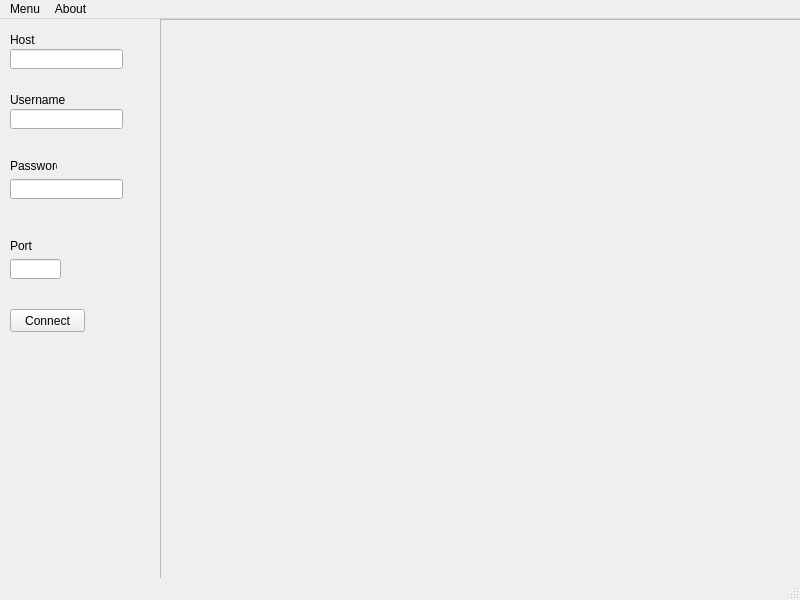
Old version of the form GUI/FTPClient/FtpClient.ui in the repository mhdfadlyhasan/FP-Progjar-Kelompok-3.
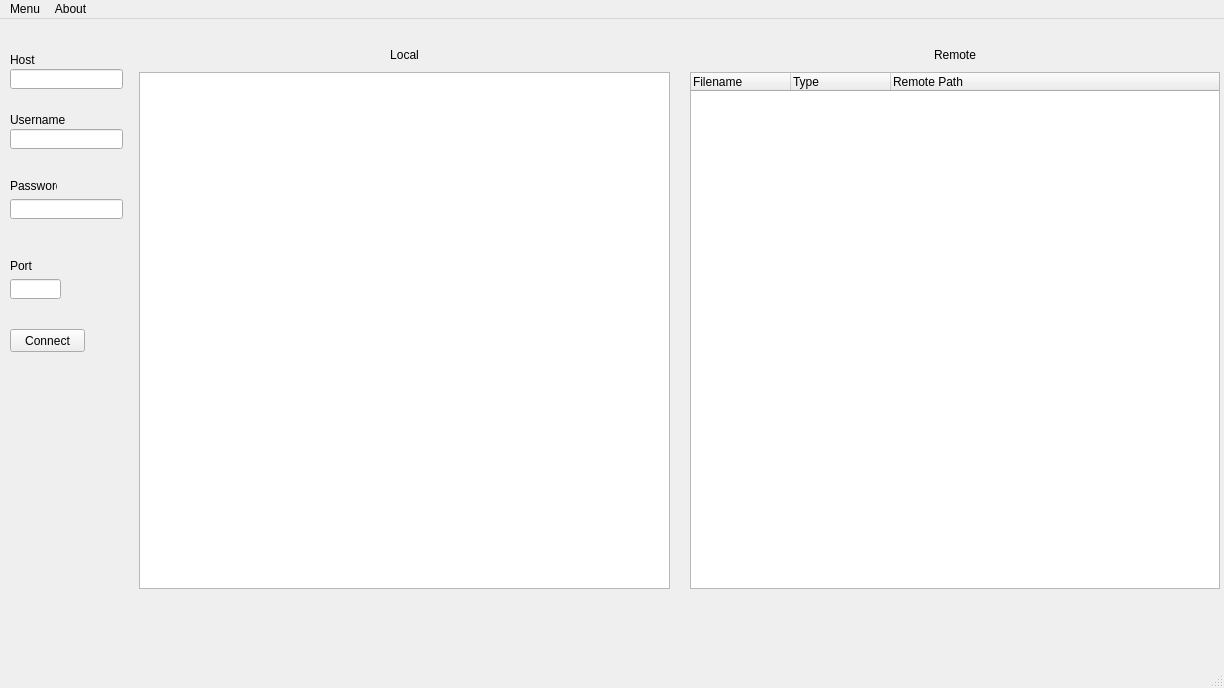
New version of the form.

Commit message: Remote Listing Hierarchy Done Untuk commit history lebih lengkap https://github.com/pradiptlx/starter-FTPClient/commit/74b4793067908bb4c81e002b90b849e022582df0

```diff
--- a/GUI/FTPClient/FtpClient.ui
+++ b/GUI/FTPClient/FtpClient.ui
@@ -2,12 +2,15 @@
 <ui version="4.0">
  <class>FTPClient</class>
  <widget class="QMainWindow" name="FTPClient">
+  <property name="enabled">
+   <bool>true</bool>
+  </property>
   <property name="geometry">
    <rect>
     <x>0</x>
     <y>0</y>
-    <width>800</width>
-    <height>600</height>
+    <width>1224</width>
+    <height>688</height>
    </rect>
   </property>
   <property name="sizePolicy">
@@ -20,40 +23,17 @@
    <string>FTPClient</string>
   </property>
   <widget class="QWidget" name="centralwidget">
-   <widget class="QWidget" name="gridLayoutWidget">
-    <property name="geometry">
-     <rect>
-      <x>160</x>
-      <y>0</y>
-      <width>651</width>
-      <height>571</height>
-     </rect>
-    </property>
-    <layout class="QGridLayout" name="gridLayout">
-     <item row="0" column="0">
-      <widget class="QScrollArea" name="scrollArea">
-       <property name="widgetResizable">
-        <bool>true</bool>
-       </property>
-       <widget class="QWidget" name="scrollAreaWidgetContents">
-        <property name="geometry">
-         <rect>
-          <x>0</x>
-          <y>0</y>
-          <width>647</width>
-          <height>567</height>
-         </rect>
-        </property>
-       </widget>
-      </widget>
-     </item>
-    </layout>
-   </widget>
+   <property name="sizePolicy">
+    <sizepolicy hsizetype="Expanding" vsizetype="Expanding">
+     <horstretch>0</horstretch>
+     <verstretch>0</verstretch>
+    </sizepolicy>
+   </property>
    <widget class="QLineEdit" name="usernameInput">
     <property name="geometry">
      <rect>
       <x>10</x>
-      <y>90</y>
+      <y>110</y>
       <width>113</width>
       <height>20</height>
      </rect>
@@ -63,7 +43,7 @@
     <property name="geometry">
      <rect>
       <x>10</x>
-      <y>70</y>
+      <y>90</y>
       <width>61</width>
       <height>21</height>
      </rect>
@@ -76,7 +56,7 @@
     <property name="geometry">
      <rect>
       <x>10</x>
-      <y>140</y>
+      <y>160</y>
       <width>47</width>
       <height>13</height>
      </rect>
@@ -89,7 +69,7 @@
     <property name="geometry">
      <rect>
       <x>10</x>
-      <y>160</y>
+      <y>180</y>
       <width>113</width>
       <height>20</height>
      </rect>
@@ -99,7 +79,7 @@
     <property name="geometry">
      <rect>
       <x>10</x>
-      <y>220</y>
+      <y>240</y>
       <width>47</width>
       <height>13</height>
      </rect>
@@ -112,7 +92,7 @@
     <property name="geometry">
      <rect>
       <x>10</x>
-      <y>240</y>
+      <y>260</y>
       <width>51</width>
       <height>20</height>
      </rect>
@@ -122,7 +102,7 @@
     <property name="geometry">
      <rect>
       <x>10</x>
-      <y>30</y>
+      <y>50</y>
       <width>113</width>
       <height>20</height>
      </rect>
@@ -135,7 +115,7 @@
     <property name="geometry">
      <rect>
       <x>10</x>
-      <y>10</y>
+      <y>30</y>
       <width>61</width>
       <height>21</height>
      </rect>
@@ -148,7 +128,7 @@
     <property name="geometry">
      <rect>
       <x>10</x>
-      <y>290</y>
+      <y>310</y>
       <width>75</width>
       <height>23</height>
      </rect>
@@ -157,6 +137,122 @@
      <string>Connect</string>
     </property>
    </widget>
+   <widget class="QWidget" name="horizontalLayoutWidget">
+    <property name="geometry">
+     <rect>
+      <x>139</x>
+      <y>29</y>
+      <width>1081</width>
+      <height>541</height>
+     </rect>
+    </property>
+    <layout class="QHBoxLayout" name="containerDir">
+     <property name="spacing">
+      <number>20</number>
+     </property>
+     <property name="sizeConstraint">
+      <enum>QLayout::SetDefaultConstraint</enum>
+     </property>
+     <item>
+      <layout class="QVBoxLayout" name="localDir" stretch="0,0">
+       <property name="spacing">
+        <number>10</number>
+       </property>
+       <property name="sizeConstraint">
+        <enum>QLayout::SetDefaultConstraint</enum>
+       </property>
+       <property name="rightMargin">
+        <number>0</number>
+       </property>
+       <item>
+        <widget class="QLabel" name="localLabel">
+         <property name="text">
+          <string>Local</string>
+         </property>
+         <property name="alignment">
+          <set>Qt::AlignCenter</set>
+         </property>
+        </widget>
+       </item>
+       <item>
+        <layout class="QHBoxLayout" name="containerLocalDir">
+         <item>
+          <widget class="QTreeView" name="localTreeDir">
+           <property name="dragEnabled">
+            <bool>true</bool>
+           </property>
+           <property name="dragDropMode">
+            <enum>QAbstractItemView::DragOnly</enum>
+           </property>
+           <property name="defaultDropAction">
+            <enum>Qt::LinkAction</enum>
+           </property>
+          </widget>
+         </item>
+        </layout>
+       </item>
+      </layout>
+     </item>
+     <item>
+      <layout class="QVBoxLayout" name="remoteDir">
+       <property name="spacing">
+        <number>10</number>
+       </property>
+       <property name="sizeConstraint">
+        <enum>QLayout::SetDefaultConstraint</enum>
+       </property>
+       <item>
+        <widget class="QLabel" name="remoteLabel">
+         <property name="text">
+          <string>Remote</string>
+         </property>
+         <property name="alignment">
+          <set>Qt::AlignCenter</set>
+         </property>
+        </widget>
+       </item>
+       <item>
+        <layout class="QHBoxLayout" name="containerRemoteDir">
+         <property name="sizeConstraint">
+          <enum>QLayout::SetNoConstraint</enum>
+         </property>
+         <item>
+          <widget class="QTreeWidget" name="remoteTreeDir">
+           <property name="contextMenuPolicy">
+            <enum>Qt::CustomContextMenu</enum>
+           </property>
+           <property name="dragEnabled">
+            <bool>true</bool>
+           </property>
+           <property name="dragDropMode">
+            <enum>QAbstractItemView::DragDrop</enum>
+           </property>
+           <property name="defaultDropAction">
+            <enum>Qt::CopyAction</enum>
+           </property>
+           <column>
+            <property name="text">
+             <string>Filename</string>
+            </property>
+           </column>
+           <column>
+            <property name="text">
+             <string>Type</string>
+            </property>
+           </column>
+           <column>
+            <property name="text">
+             <string>Remote Path</string>
+            </property>
+           </column>
+          </widget>
+         </item>
+        </layout>
+       </item>
+      </layout>
+     </item>
+    </layout>
+   </widget>
   </widget>
   <widget class="QStatusBar" name="statusbar"/>
   <widget class="QMenuBar" name="menubar">
@@ -164,7 +260,7 @@
     <rect>
      <x>0</x>
      <y>0</y>
-     <width>800</width>
+     <width>1224</width>
      <height>21</height>
     </rect>
    </property>
```
The commit also changes 7 other files.
